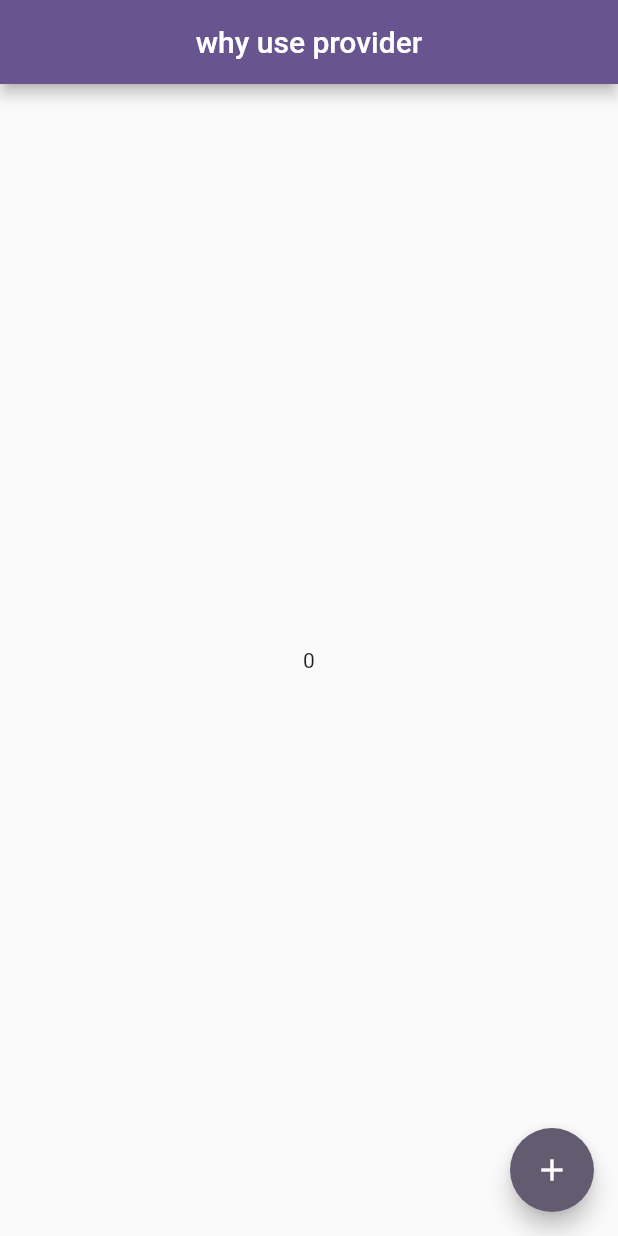
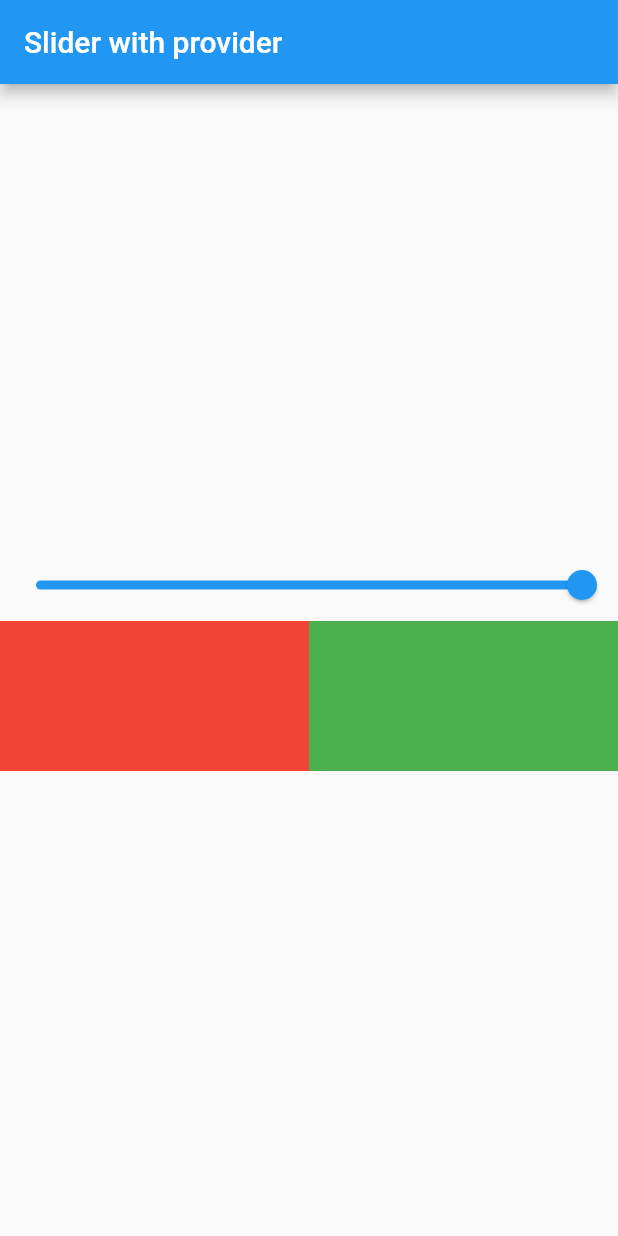
Before and after one commit to Balghari13/provider_prac, a Flutter app: the screen it shows after launch, on a phone screen of 412 x 824 dp. Run offline on Flutter 3.47's test engine with Material 2 defaults, Android fonts, the phone set to English and light mode, and no system bars.

Commit message:
slider example of multiprovider

```diff
--- a/lib/main.dart
+++ b/lib/main.dart
@@ -2,6 +2,7 @@ import 'package:flutter/material.dart';
 import 'package:provider/provider.dart';
 import 'package:provider_prac/count_provider.dart';
 import 'package:provider_prac/provider/count_provider.dart';
+import 'package:provider_prac/slider_provider.dart';
 
 void main() {
   runApp(const MyApp());
@@ -13,15 +14,24 @@ class MyApp extends StatelessWidget {
   // This widget is the root of your application.
   @override
   Widget build(BuildContext context) {
-    return ChangeNotifierProvider(
-        create: (_)=>CountProvider(),
-      child:  MaterialApp(
-        title: 'Flutter Demo',
-        theme: ThemeData(
-          colorScheme: ColorScheme.fromSeed(seedColor: Colors.deepPurple),
-          //useMaterial3: true,
-        ),
-        home: const CountProviderPage(),
+
+    // return ChangeNotifierProvider(
+    //     create: (_)=>CountProvider(),
+    //   child:  MaterialApp(
+    //     title: 'Flutter Demo',
+    //     theme: ThemeData(
+    //       colorScheme: ColorScheme.fromSeed(seedColor: Colors.deepPurple),
+    //       //useMaterial3: true,
+    //     ),
+    //     home: const CountProviderPage(),
+    //   ),
+    // );
+    return MultiProvider(providers: [
+      ChangeNotifierProvider(create: (_)=>CountProvider()),
+      ChangeNotifierProvider(create: (_)=>SliderProvider()),
+    ],
+      child: MaterialApp(
+        home: const SliderWithProvider(),
       ),
     );
 
--- a/lib/provider/count_provider.dart
+++ b/lib/provider/count_provider.dart
@@ -11,3 +11,14 @@ class CountProvider with ChangeNotifier{
     notifyListeners();
   }
 }
+
+class SliderProvider with ChangeNotifier{
+  double _value = 1.0;
+
+  double get value => _value;
+
+  void setValue(val){
+    _value = val;
+    notifyListeners();
+  }
+}
--- a/lib/slider_provider.dart
+++ b/lib/slider_provider.dart
@@ -0,0 +1,49 @@
+import 'dart:math';
+
+import 'package:flutter/material.dart';
+import 'package:provider/provider.dart';
+import 'package:provider_prac/provider/count_provider.dart';
+
+
+class SliderWithProvider extends StatefulWidget {
+  const SliderWithProvider({super.key});
+
+  @override
+  State<SliderWithProvider> createState() => _SliderWithProviderState();
+}
+
+class _SliderWithProviderState extends State<SliderWithProvider> {
+
+  @override
+  Widget build(BuildContext context) {
+    final sliderProvider = Provider.of<SliderProvider>(context,listen: false);
+    print('build');
+    return Scaffold(
+      appBar: AppBar(
+        title: Text('Slider with provider'),
+      ),
+      body: Column(
+        mainAxisAlignment: MainAxisAlignment.center,
+        children: [
+          Consumer<SliderProvider>(builder: (context,value, child){
+            return Slider(
+              min:0, max: 1,
+                value: value.value, onChanged:(val){
+              value.setValue(val);
+            });
+          }),
+          Consumer<SliderProvider>(builder: (context,value,child){
+            return Row(
+              children: [
+                Expanded(child: Container(color: Colors.red.withOpacity(value.value), height: 100,)),
+                Expanded(child: Container(color: Colors.green.withOpacity(value.value),height: 100,)),
+              ],
+            );
+          })
+
+
+        ],
+      ),
+    );
+  }
+}
```
